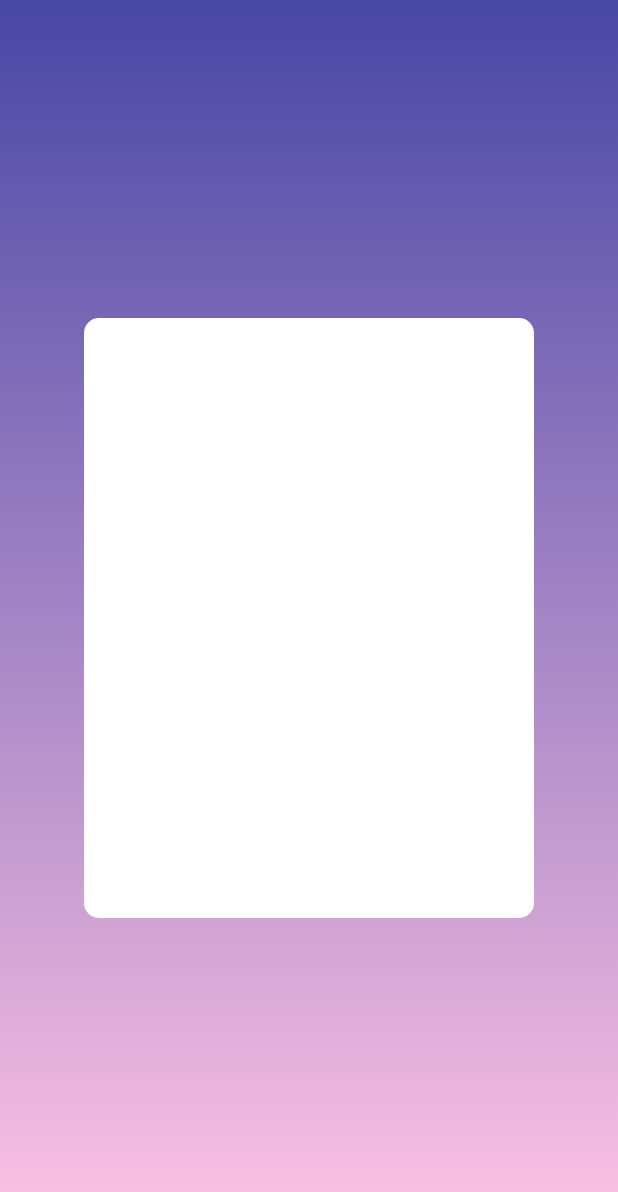
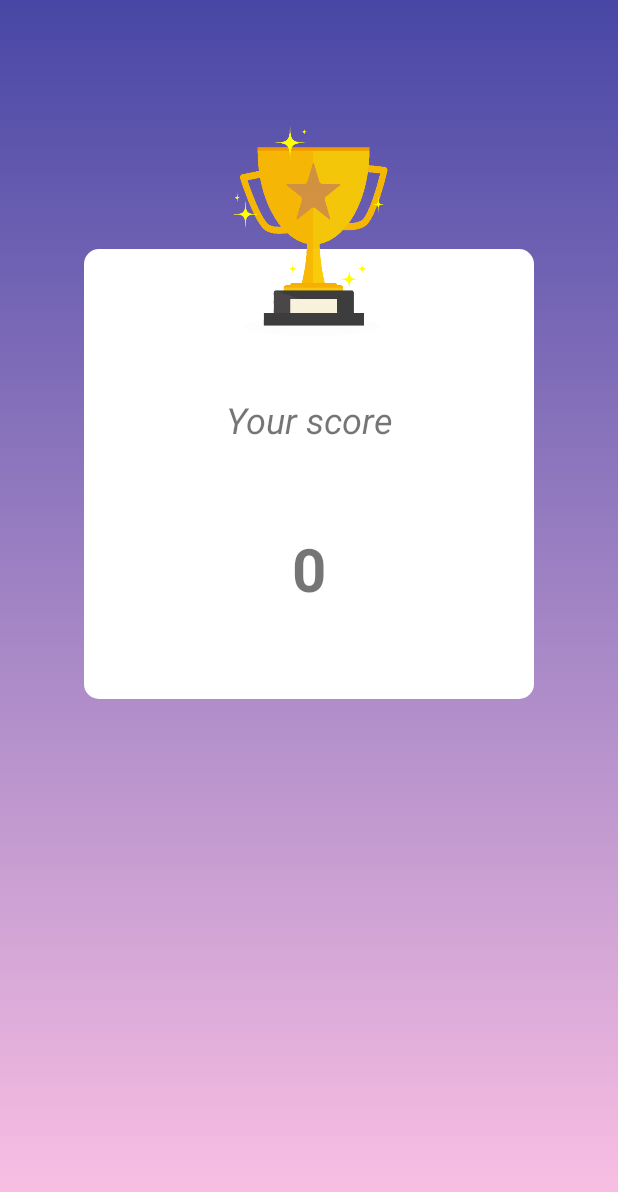
Before and after one commit to maijsp/penquiz, an Android app: the ResultActivity screen opened directly, with no data from a screen before it, on a phone screen of 412 x 824 dp. Shown: the top 1192 px of the screen. Run offline under Robolectric (Android 15) with nearby library versions, the phone set to English and light mode, and no system bars.

Commit message:
Show score at ResultActivity and improve design

```diff
--- a/app/src/main/java/com/example/penquiz/ResultActivity.kt
+++ b/app/src/main/java/com/example/penquiz/ResultActivity.kt
@@ -1,12 +1,22 @@
 package com.example.penquiz
 
+import android.content.Intent
 import androidx.appcompat.app.AppCompatActivity
 import android.os.Bundle
+import android.util.Log
+import android.widget.ImageView
+import android.widget.TextView
+import kotlinx.android.synthetic.main.nav_header_main.*
 
 class ResultActivity : AppCompatActivity() {
 
     override fun onCreate(savedInstanceState: Bundle?) {
         super.onCreate(savedInstanceState)
         setContentView(R.layout.activity_result)
+
+        var score: Int = intent.getIntExtra("score", 0)
+        Log.i("SCORE", "Score receivce  : ${score}")
+        var scoreTextView = findViewById<TextView>(R.id.score)
+        scoreTextView.setText(score.toString())
     }
 }
--- a/app/src/main/res/layout/activity_result.xml
+++ b/app/src/main/res/layout/activity_result.xml
@@ -1,31 +1,117 @@
-<?xml version="1.0" encoding="utf-8"?>
+<!--<?xml version="1.0" encoding="utf-8"?>-->
+<!--<RelativeLayout xmlns:android="http://schemas.android.com/apk/res/android"-->
+<!--    xmlns:tools="http://schemas.android.com/tools"-->
+<!--    android:layout_width="match_parent"-->
+<!--    android:layout_height="match_parent"-->
+<!--    android:padding="16dp"-->
+<!--    android:background="@drawable/result_background_selector"-->
+<!--    tools:context=".ResultActivity">-->
+
+
+<!--    <ImageView-->
+<!--        android:id="@+id/resultbackground"-->
+<!--        android:background="@drawable/list_view"-->
+<!--        android:layout_width="300dp"-->
+<!--        android:layout_height="300dp"-->
+<!--        android:layout_centerHorizontal="true"-->
+<!--        android:layout_marginTop="150dp"/>-->
+
+<!--    <ImageView-->
+<!--        android:id="@+id/imageView"-->
+<!--        android:layout_width="200dp"-->
+<!--        android:layout_height="220dp"-->
+<!--        android:layout_alignTop="@+id/resultbackground"-->
+<!--        android:layout_marginTop="-125dp"-->
+<!--        android:layout_marginEnd="-243dp"-->
+<!--        android:layout_toStartOf="@+id/resultbackground"-->
+<!--        android:background="@drawable/trophy_trans" />-->
+
+<!--    <LinearLayout-->
+<!--        android:layout_width="wrap_content"-->
+<!--        android:layout_height="wrap_content"-->
+
+<!--        android:layout_below="@+id/resultbackground"-->
+<!--        android:layout_marginEnd="-60dp"-->
+<!--        android:layout_toStartOf="@+id/resultbackground"-->
+<!--        android:orientation="vertical">-->
+
+<!--        <TextView-->
+<!--            android:id="@+id/score"-->
+<!--            android:layout_width="179dp"-->
+<!--            android:layout_height="match_parent"-->
+<!--            android:text="score"-->
+<!--            android:textSize="40dp" />-->
+<!--    </LinearLayout>-->
+
+<!--</RelativeLayout>-->
+
 <androidx.constraintlayout.widget.ConstraintLayout xmlns:android="http://schemas.android.com/apk/res/android"
     xmlns:app="http://schemas.android.com/apk/res-auto"
     xmlns:tools="http://schemas.android.com/tools"
-    android:layout_width="match_parent"
-    android:layout_height="match_parent"
-    tools:context=".ResultActivity">
+android:layout_width="match_parent"
+android:layout_height="match_parent"
+    android:background="@drawable/result_background_selector"
+tools:context=".ResultActivity">
 
-    <ImageView
-        android:id="@+id/trophy"
-        android:layout_width="300dp"
-        android:layout_height="400dp"
-        android:src="@drawable/trophy"/>
-
-    <LinearLayout
+    <RelativeLayout
+        android:id="@+id/relativeLayout"
         android:layout_width="match_parent"
         android:layout_height="match_parent"
-        android:orientation="horizontal"
-        android:background="@drawable/result_background_selector"
-        android:gravity="center">
+        android:padding="16dp">
+
 
         <ImageView
-            android:id="@+id/resultview"
+            android:id="@+id/resultbackground"
             android:layout_width="300dp"
-            android:layout_height="400dp"
-            android:layout_marginTop="0dp"
-            android:duplicateParentState="true"
-            android:src="@drawable/list_view" />
+            android:layout_height="300dp"
+            android:layout_centerHorizontal="true"
+            android:layout_marginTop="150dp"
+            android:background="@drawable/list_view" />
 
-    </LinearLayout>
+        <ImageView
+            android:id="@+id/trophy"
+            android:layout_width="200dp"
+            android:layout_height="220dp"
+            android:layout_alignTop="@+id/resultbackground"
+            android:layout_marginTop="-128dp"
+            android:layout_marginEnd="-249dp"
+            android:layout_toStartOf="@+id/resultbackground"
+            android:background="@drawable/trophy_resized" />
+
+        <TextView
+            android:id="@+id/yourscore"
+            android:layout_width="wrap_content"
+            android:layout_height="wrap_content"
+            android:layout_alignStart="@+id/resultbackground"
+            android:layout_alignEnd="@+id/resultbackground"
+            android:layout_alignBottom="@+id/resultbackground"
+            android:layout_marginStart="80sp"
+            android:layout_marginEnd="80dp"
+            android:layout_marginBottom="170dp"
+            android:ellipsize="end"
+            android:textAlignment="center"
+            android:maxLines="1"
+            android:text="Your score"
+            android:textSize="24dp"
+            android:fontFamily="@font/dmsans"
+            android:textStyle="italic"/>
+
+        <TextView
+            android:id="@+id/score"
+            android:layout_width="wrap_content"
+            android:layout_height="wrap_content"
+            android:layout_alignStart="@+id/resultbackground"
+            android:layout_alignEnd="@+id/resultbackground"
+            android:layout_alignBottom="@+id/resultbackground"
+            android:layout_marginStart="100dp"
+            android:layout_marginEnd="100dp"
+            android:layout_marginBottom="60dp"
+            android:fontFamily="@font/dmsans"
+            android:text="score"
+            android:textAlignment="center"
+            android:textSize="40sp"
+            android:textStyle="bold" />
+
+
+    </RelativeLayout>
 </androidx.constraintlayout.widget.ConstraintLayout>
```
Also changed, not shown: app/src/main/res/drawable/trophy_resized.png (added), app/src/main/res/drawable/trophy_trans.png (added).
